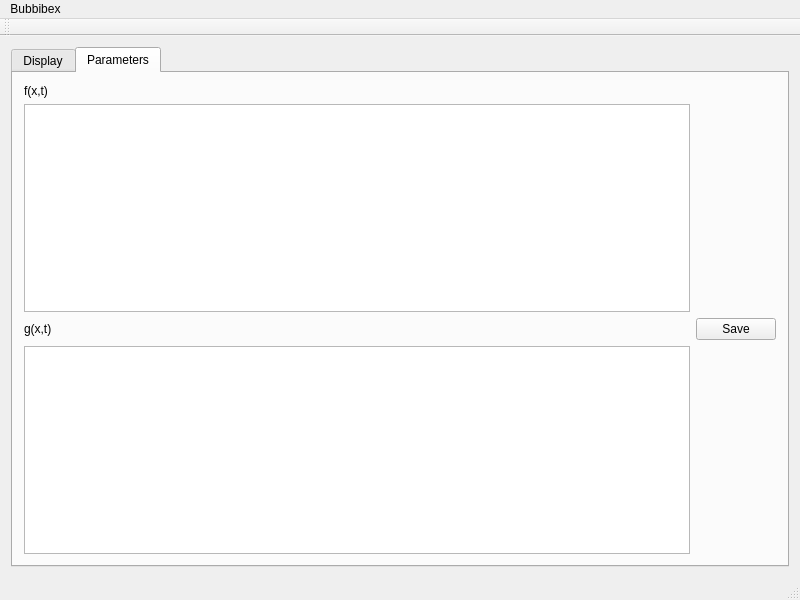
Old version of the form mainwindow.ui in the repository msis/bubbibex.
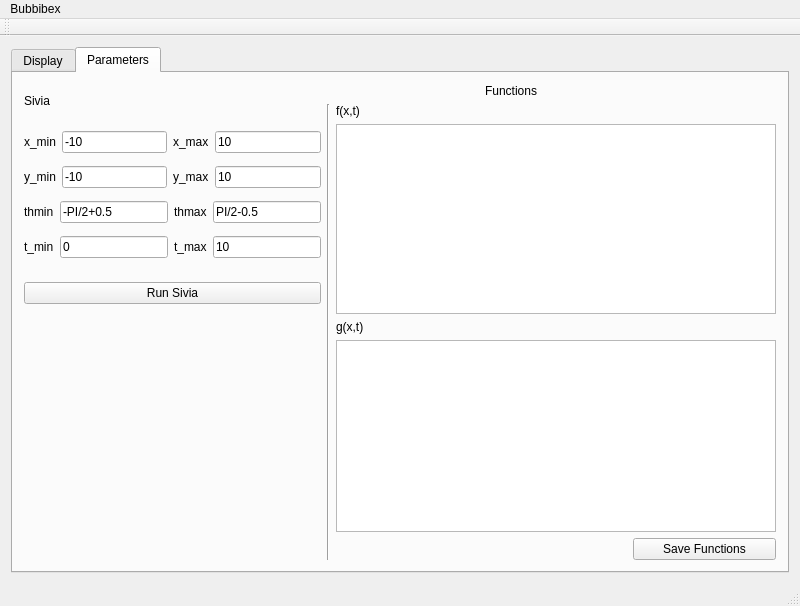
New version of the form. Custom widgets are drawn as their Qt base class.

Commit message: Adding Sivia parameters interface Check box enabled by default

```diff
--- a/mainwindow.ui
+++ b/mainwindow.ui
@@ -15,7 +15,7 @@
   </property>
   <widget class="QWidget" name="centralWidget">
    <layout class="QGridLayout" name="gridLayout">
-    <item row="0" column="0">
+    <item row="0" column="1">
      <widget class="QTabWidget" name="tabWidget">
       <property name="currentIndex">
        <number>1</number>
@@ -117,15 +117,174 @@
         <string>Parameters</string>
        </attribute>
        <layout class="QGridLayout" name="gridLayout_3">
-        <item row="0" column="0">
+        <item row="0" column="0" rowspan="2">
+         <widget class="QLabel" name="label_5">
+          <property name="text">
+           <string>Sivia</string>
+          </property>
+         </widget>
+        </item>
+        <item row="0" column="3">
+         <widget class="QLabel" name="label_4">
+          <property name="text">
+           <string>Functions</string>
+          </property>
+         </widget>
+        </item>
+        <item row="1" column="1" rowspan="6">
+         <widget class="Line" name="line">
+          <property name="orientation">
+           <enum>Qt::Vertical</enum>
+          </property>
+         </widget>
+        </item>
+        <item row="1" column="2">
          <widget class="QLabel" name="label_2">
           <property name="text">
            <string>f(x,t)</string>
           </property>
          </widget>
         </item>
-        <item row="1" column="0">
+        <item row="2" column="0">
+         <layout class="QVBoxLayout" name="verticalLayout">
+          <item>
+           <layout class="QHBoxLayout" name="horizontalLayout_4">
+            <item>
+             <widget class="QLabel" name="label_6">
+              <property name="text">
+               <string>x_min</string>
+              </property>
+             </widget>
+            </item>
+            <item>
+             <widget class="QLineEdit" name="x_min">
+              <property name="text">
+               <string>-10</string>
+              </property>
+             </widget>
+            </item>
+            <item>
+             <widget class="QLabel" name="label_7">
+              <property name="text">
+               <string>x_max</string>
+              </property>
+             </widget>
+            </item>
+            <item>
+             <widget class="QLineEdit" name="x_max">
+              <property name="text">
+               <string>10</string>
+              </property>
+             </widget>
+            </item>
+           </layout>
+          </item>
+          <item>
+           <layout class="QHBoxLayout" name="horizontalLayout_7">
+            <item>
+             <widget class="QLabel" name="label_12">
+              <property name="text">
+               <string>y_min</string>
+              </property>
+             </widget>
+            </item>
+            <item>
+             <widget class="QLineEdit" name="y_min">
+              <property name="text">
+               <string>-10</string>
+              </property>
+             </widget>
+            </item>
+            <item>
+             <widget class="QLabel" name="label_13">
+              <property name="text">
+               <string>y_max</string>
+              </property>
+             </widget>
+            </item>
+            <item>
+             <widget class="QLineEdit" name="y_max">
+              <property name="text">
+               <string>10</string>
+              </property>
+             </widget>
+            </item>
+           </layout>
+          </item>
+          <item>
+           <layout class="QHBoxLayout" name="horizontalLayout_6">
+            <item>
+             <widget class="QLabel" name="label_10">
+              <property name="text">
+               <string>thmin</string>
+              </property>
+             </widget>
+            </item>
+            <item>
+             <widget class="QLineEdit" name="th_min">
+              <property name="text">
+               <string>-PI/2+0.5</string>
+              </property>
+             </widget>
+            </item>
+            <item>
+             <widget class="QLabel" name="label_11">
+              <property name="text">
+               <string>thmax</string>
+              </property>
+             </widget>
+            </item>
+            <item>
+             <widget class="QLineEdit" name="th_max">
+              <property name="text">
+               <string>PI/2-0.5</string>
+              </property>
+             </widget>
+            </item>
+           </layout>
+          </item>
+          <item>
+           <layout class="QHBoxLayout" name="horizontalLayout_5">
+            <item>
+             <widget class="QLabel" name="label_8">
+              <property name="text">
+               <string>t_min</string>
+              </property>
+             </widget>
+            </item>
+            <item>
+             <widget class="QLineEdit" name="t_min">
+              <property name="text">
+               <string>0</string>
+              </property>
+             </widget>
+            </item>
+            <item>
+             <widget class="QLabel" name="label_9">
+              <property name="text">
+               <string>t_max</string>
+              </property>
+             </widget>
+            </item>
+            <item>
+             <widget class="QLineEdit" name="t_max">
+              <property name="text">
+               <string>10</string>
+              </property>
+             </widget>
+            </item>
+           </layout>
+          </item>
+         </layout>
+        </item>
+        <item row="2" column="2" rowspan="2" colspan="3">
          <widget class="QPlainTextEdit" name="textf">
+          <property name="minimumSize">
+           <size>
+            <width>440</width>
+            <height>190</height>
+           </size>
+          </property>
           <property name="font">
            <font>
             <family>Monospace</family>
@@ -133,15 +292,28 @@
           </property>
          </widget>
         </item>
-        <item row="2" column="0">
+        <item row="3" column="0">
+         <widget class="QPushButton" name="push_runSivia">
+          <property name="text">
+           <string>Run Sivia</string>
+          </property>
+         </widget>
+        </item>
+        <item row="4" column="2">
          <widget class="QLabel" name="label_3">
           <property name="text">
            <string>g(x,t)</string>
           </property>
          </widget>
         </item>
-        <item row="3" column="0">
+        <item row="5" column="2" colspan="3">
          <widget class="QPlainTextEdit" name="textg">
+          <property name="minimumSize">
+           <size>
+            <width>440</width>
+            <height>190</height>
+           </size>
+          </property>
           <property name="font">
            <font>
             <family>Monospace</family>
@@ -149,10 +321,10 @@
           </property>
          </widget>
         </item>
-        <item row="2" column="1">
+        <item row="6" column="4">
          <widget class="QPushButton" name="pushButton">
           <property name="text">
-           <string>Save</string>
+           <string>Save Functions</string>
           </property>
          </widget>
         </item>
```
Left out of the diff: 8 changed lines with no effect on the pictures. The commit also changes 5 other files.
